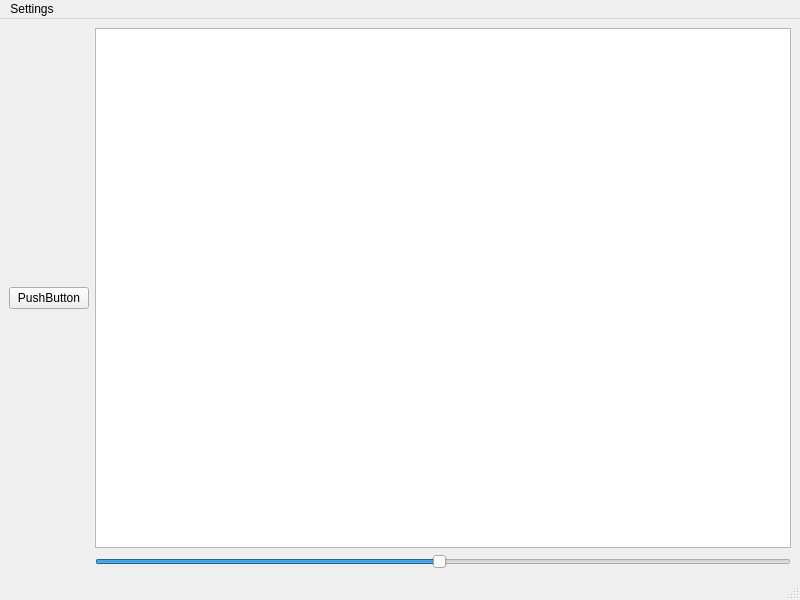
The window that mainwindow.ui (AstrocatApp/AstrocatApp) describes before a commit, drawn with Qt 5.
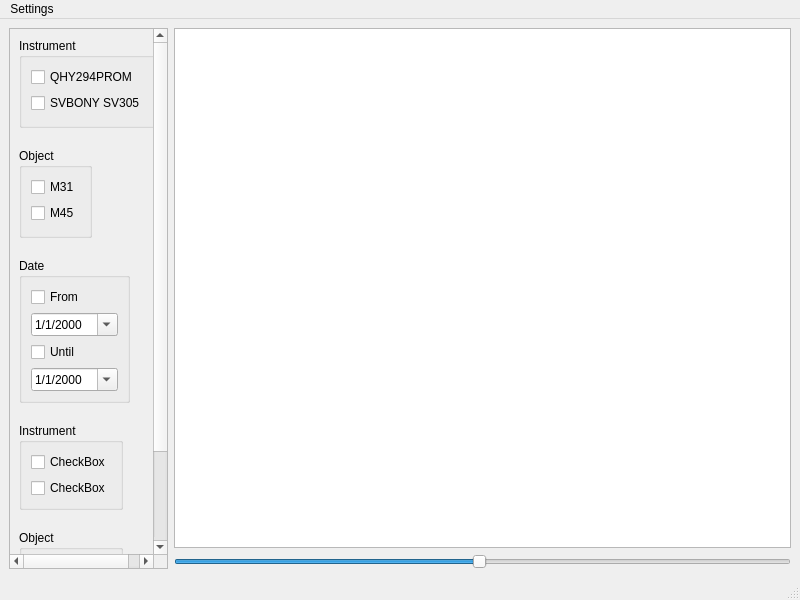
The same window after the commit.

Diff of the .ui file:
```diff
--- a/mainwindow.ui
+++ b/mainwindow.ui
@@ -16,10 +16,225 @@
   <widget class="QWidget" name="centralwidget">
    <layout class="QHBoxLayout" name="horizontalLayout">
     <item>
-     <widget class="QPushButton" name="pushButton">
-      <property name="text">
-       <string>PushButton</string>
+     <widget class="QScrollArea" name="scrollArea">
+      <property name="sizePolicy">
+       <sizepolicy hsizetype="Minimum" vsizetype="Expanding">
+        <horstretch>0</horstretch>
+        <verstretch>0</verstretch>
+       </sizepolicy>
       </property>
+      <property name="widgetResizable">
+       <bool>true</bool>
+      </property>
+      <widget class="QWidget" name="scrollAreaWidgetContents_2">
+       <property name="geometry">
+        <rect>
+         <x>0</x>
+         <y>0</y>
+         <width>169</width>
+         <height>590</height>
+        </rect>
+       </property>
+       <layout class="QVBoxLayout" name="verticalLayout_2">
+        <property name="spacing">
+         <number>20</number>
+        </property>
+        <item>
+         <widget class="QGroupBox" name="groupBox">
+          <property name="sizePolicy">
+           <sizepolicy hsizetype="Fixed" vsizetype="Preferred">
+            <horstretch>0</horstretch>
+            <verstretch>0</verstretch>
+           </sizepolicy>
+          </property>
+          <property name="title">
+           <string>Instrument</string>
+          </property>
+          <layout class="QVBoxLayout" name="verticalLayout_3">
+           <property name="spacing">
+            <number>-1</number>
+           </property>
+           <property name="bottomMargin">
+            <number>12</number>
+           </property>
+           <item>
+            <widget class="QCheckBox" name="checkBox">
+             <property name="text">
+              <string>QHY294PROM</string>
+             </property>
+            </widget>
+           </item>
+           <item>
+            <widget class="QCheckBox" name="checkBox_2">
+             <property name="text">
+              <string>SVBONY SV305</string>
+             </property>
+            </widget>
+           </item>
+          </layout>
+         </widget>
+        </item>
+        <item>
+         <widget class="QGroupBox" name="groupBox2">
+          <property name="sizePolicy">
+           <sizepolicy hsizetype="Fixed" vsizetype="Preferred">
+            <horstretch>0</horstretch>
+            <verstretch>0</verstretch>
+           </sizepolicy>
+          </property>
+          <property name="title">
+           <string>Object</string>
+          </property>
+          <layout class="QVBoxLayout" name="verticalLayout_4">
+           <property name="bottomMargin">
+            <number>12</number>
+           </property>
+           <item>
+            <widget class="QCheckBox" name="checkBox21">
+             <property name="text">
+              <string>M31</string>
+             </property>
+            </widget>
+           </item>
+           <item>
+            <widget class="QCheckBox" name="checkBox_22">
+             <property name="text">
+              <string>M45</string>
+             </property>
+            </widget>
+           </item>
+          </layout>
+         </widget>
+        </item>
+        <item>
+         <widget class="QGroupBox" name="groupBox3">
+          <property name="sizePolicy">
+           <sizepolicy hsizetype="Fixed" vsizetype="Preferred">
+            <horstretch>0</horstretch>
+            <verstretch>0</verstretch>
+           </sizepolicy>
+          </property>
+          <property name="title">
+           <string>Date</string>
+          </property>
+          <layout class="QVBoxLayout" name="verticalLayout_5">
+           <item>
+            <widget class="QCheckBox" name="checkBox_5">
+             <property name="text">
+              <string>From</string>
+             </property>
+            </widget>
+           </item>
+           <item>
+            <widget class="QDateEdit" name="dateEdit">
+             <property name="displayFormat">
+              <string>M/d/yyyy</string>
+             </property>
+             <property name="calendarPopup">
+              <bool>true</bool>
+             </property>
+            </widget>
+           </item>
+           <item>
+            <widget class="QCheckBox" name="checkBox_6">
+             <property name="text">
+              <string>Until</string>
+             </property>
+            </widget>
+           </item>
+           <item>
+            <widget class="QDateEdit" name="dateEdit_2">
+             <property name="displayFormat">
+              <string>M/d/yyyy</string>
+             </property>
+             <property name="calendarPopup">
+              <bool>true</bool>
+             </property>
+            </widget>
+           </item>
+          </layout>
+         </widget>
+        </item>
+        <item>
+         <widget class="QGroupBox" name="groupBox4">
+          <property name="sizePolicy">
+           <sizepolicy hsizetype="Fixed" vsizetype="Preferred">
+            <horstretch>0</horstretch>
+            <verstretch>0</verstretch>
+           </sizepolicy>
+          </property>
+          <property name="title">
+           <string>Instrument</string>
+          </property>
+          <layout class="QVBoxLayout" name="verticalLayout_5">
+           <item>
+            <widget class="QCheckBox" name="checkBox25">
+             <property name="text">
+              <string>CheckBox</string>
+             </property>
+            </widget>
+           </item>
+           <item>
+            <widget class="QCheckBox" name="checkBox_26">
+             <property name="text">
+              <string>CheckBox</string>
+             </property>
+            </widget>
+           </item>
+          </layout>
+         </widget>
+        </item>
+        <item>
+         <widget class="QGroupBox" name="groupBox_2">
+          <property name="sizePolicy">
+           <sizepolicy hsizetype="Fixed" vsizetype="Preferred">
+            <horstretch>0</horstretch>
+            <verstretch>0</verstretch>
+           </sizepolicy>
+          </property>
+          <property name="title">
+           <string>Object</string>
+          </property>
+          <layout class="QFormLayout" name="formLayout">
+           <item row="0" column="0">
+            <widget class="QCheckBox" name="checkBox_3">
+             <property name="text">
+              <string>CheckBox</string>
+             </property>
+            </widget>
+           </item>
+           <item row="1" column="0">
+            <widget class="QCheckBox" name="checkBox_4">
+             <property name="text">
+              <string>CheckBox</string>
+             </property>
+            </widget>
+           </item>
+          </layout>
+         </widget>
+        </item>
+        <item>
+         <widget class="QPushButton" name="pushButton">
+          <property name="text">
+           <string>PushButton</string>
+          </property>
+         </widget>
+        </item>
+        <item>
+         <spacer name="verticalSpacer_2">
+          <property name="orientation">
+           <enum>Qt::Vertical</enum>
+          </property>
+          <property name="sizeHint" stdset="0">
+           <size>
+            <width>20</width>
+            <height>40</height>
+           </size>
+          </property>
+         </spacer>
+        </item>
+       </layout>
+      </widget>
      </widget>
     </item>
     <item>
```
